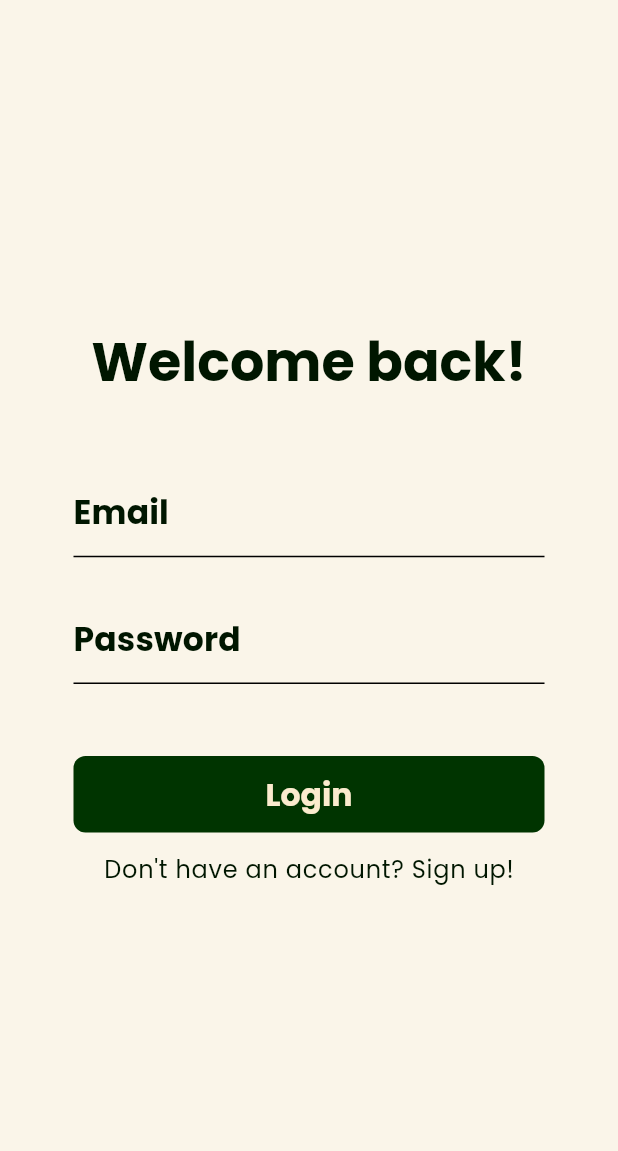
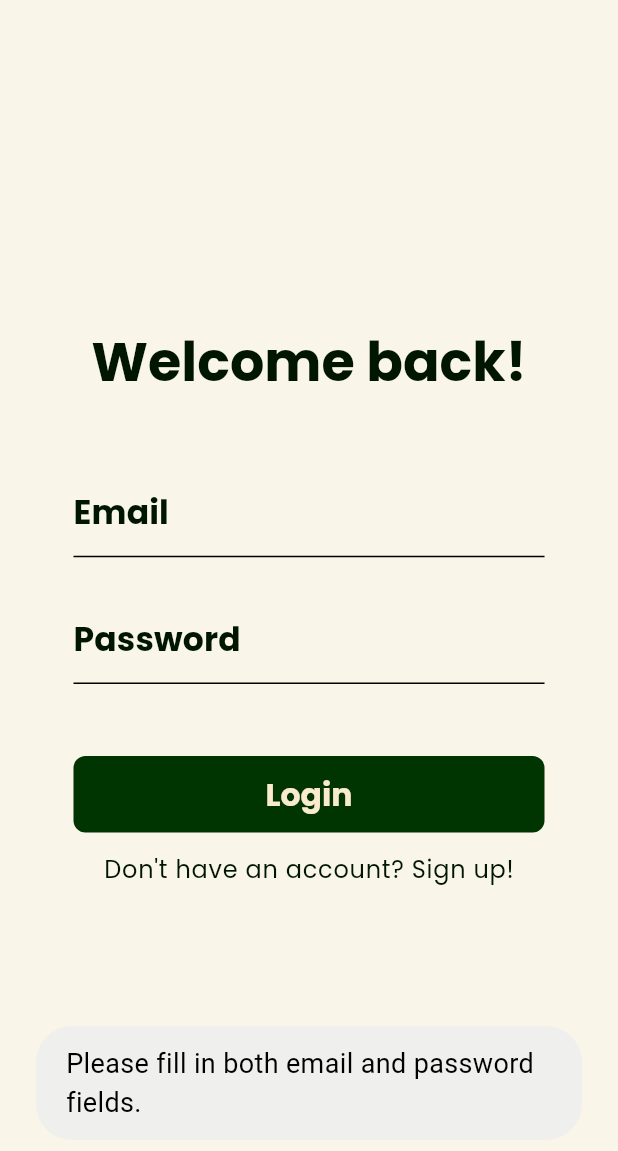
Before and after one commit to Yomi073/NRAM, a Flutter app: the screen it shows after launch, after a tap on "Login", on a phone screen of 412 x 824 dp. Shown: the top 1151 px of the screen. Run offline on Flutter 3.47's test engine with Material 3 defaults, Android fonts, the phone set to English and light mode, and no system bars; our stand-ins replace bloc, dio, equatable, flutter_bloc, fluttertoast, get_it and 3 more; generated files the repository leaves out were written again.

Commit message:
Finish registration, add validation for login

```diff
--- a/lib/features/presentation/pages/login_page.dart
+++ b/lib/features/presentation/pages/login_page.dart
@@ -20,14 +20,29 @@ class _LoginPageState extends State<LoginPage> {
   final passwordController = TextEditingController();
 
   void signInUser(BuildContext context) async {
+    final email = usernameController.text;
+    final password = passwordController.text;
+
+    if (email.isEmpty || password.isEmpty) {
+      Fluttertoast.showToast(
+        msg: "Please fill in both email and password fields.",
+        toastLength: Toast.LENGTH_SHORT,
+        gravity: ToastGravity.BOTTOM,
+        timeInSecForIosWeb: 1,
+        textColor: Colors.black,
+        fontSize: 18.0,
+      );
+      return;
+    }
+
     final response = await http.post(
       Uri.parse('https://dev.backend.pvsmartclick.com/auth/login'),
       headers: {
         'Content-Type': 'application/json',
       },
       body: jsonEncode(<String, String>{
-        'email': usernameController.text,
-        'password': passwordController.text,
+        'email': email,
+        'password': password,
       }),
     );
 
```
Also changed, not shown: lib/features/presentation/pages/registration_page.dart (+129 -8 lines).
